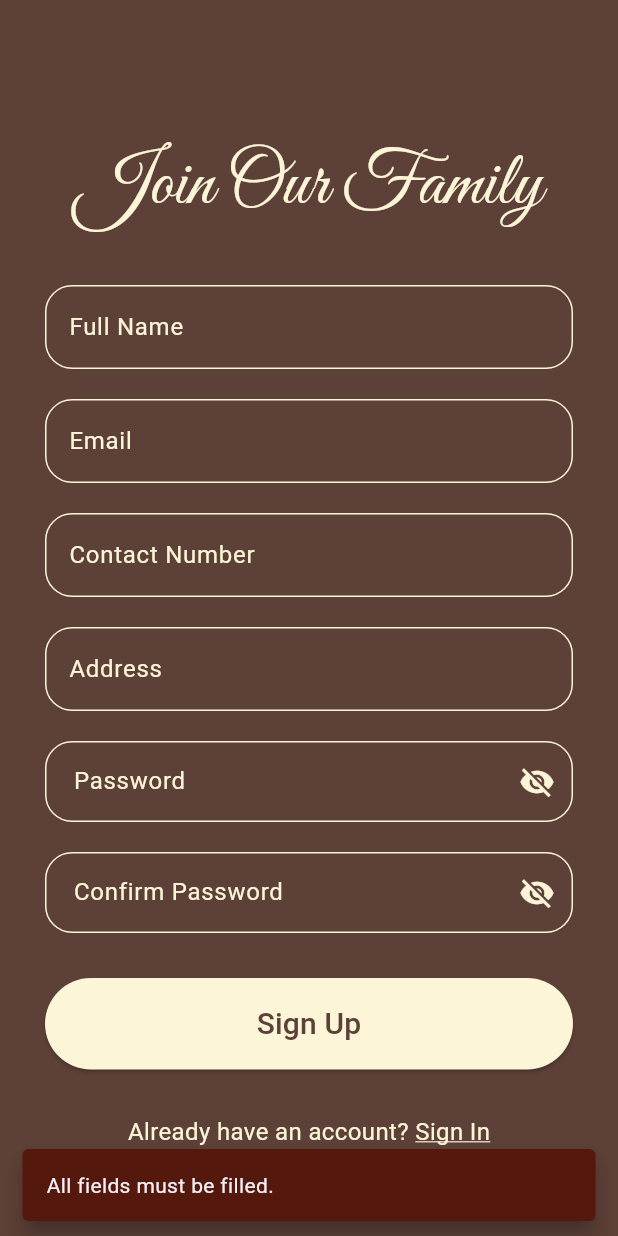
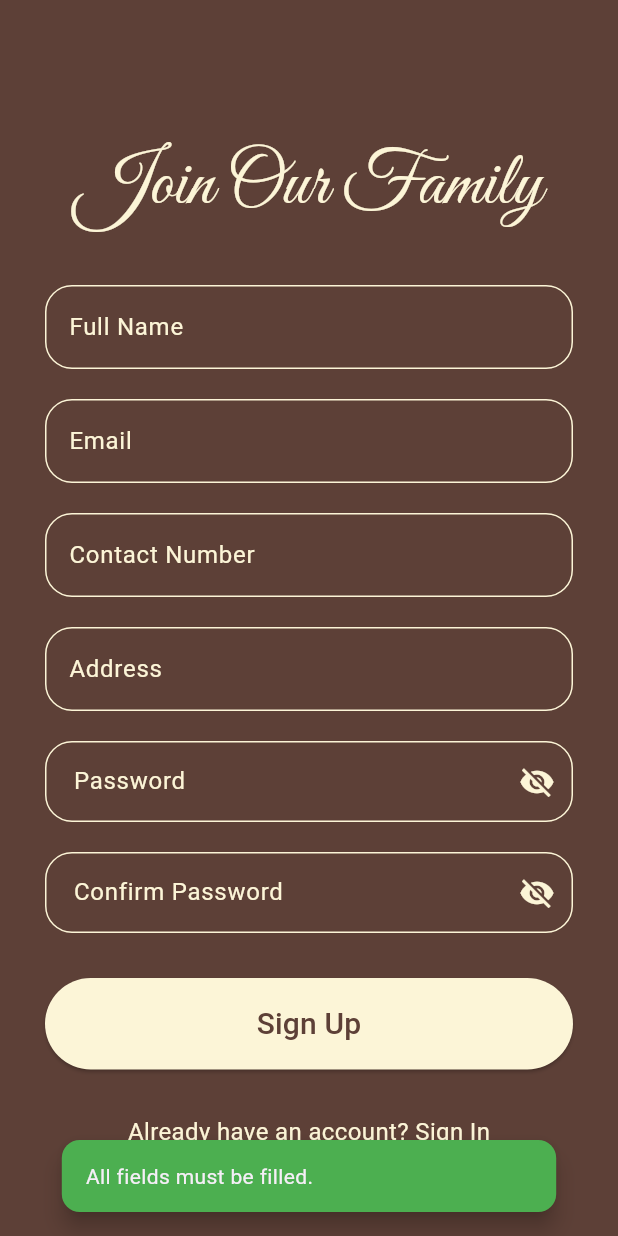
Before and after one commit to dilasha-ghimire/Zentails-Wellness-Flutter, a Flutter app: the RegistrationView screen opened directly, after a tap on "Sign Up", on a phone screen of 412 x 824 dp. Run offline on Flutter 3.47's test engine with Material 3 defaults, Android fonts, the phone set to English and light mode, and no system bars; our stand-ins replace bloc, dartz, dio, equatable, flutter_bloc, get_it and 6 more; accounts and stored records are empty; network calls fail.

Commit message:
update: snackbar updated

```diff
--- a/lib/core/common/snackbar/my_snackbar.dart
+++ b/lib/core/common/snackbar/my_snackbar.dart
@@ -1,20 +1,34 @@
 import 'package:flutter/material.dart';
-
-// awesome_snackbar_content: ^0.1.5
 
 showMySnackBar({
   required BuildContext context,
   required String message,
   Color? color,
 }) {
-  ScaffoldMessenger.of(
-    context,
-  ).showSnackBar(
+  final screenWidth = MediaQuery.of(context).size.width;
+
+  bool isTablet = screenWidth >= 600;
+  double fontSize = isTablet ? 24 : 14;
+  double marginHorizontal = isTablet ? screenWidth * 0.2 : screenWidth * 0.1;
+  double paddingVertical = isTablet ? 20 : 16;
+  double borderRadius = isTablet ? 15 : 12;
+
+  ScaffoldMessenger.of(context).showSnackBar(
     SnackBar(
-      content: Text(message),
-      backgroundColor: color ?? const Color.fromARGB(255, 85, 24, 13),
-      duration: const Duration(seconds: 1),
+      content: Text(
+        message,
+        style: TextStyle(fontSize: fontSize),
+      ),
+      backgroundColor: color ?? Colors.green,
+      duration: const Duration(seconds: 2),
       behavior: SnackBarBehavior.floating,
+      margin: EdgeInsets.symmetric(
+        horizontal: marginHorizontal,
+        vertical: paddingVertical,
+      ),
+      shape: RoundedRectangleBorder(
+        borderRadius: BorderRadius.circular(borderRadius),
+      ),
     ),
   );
 }
```
Also changed, not shown: lib/features/home/presentation/view/dashboard_screen/dashboard_view.dart (+29 -13 lines), lib/features/home/presentation/view/user_screen/review_page.dart (added, +38 -0 lines).
